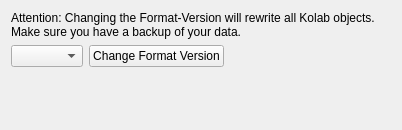
Before: the Qt Designer form resources/kolabproxy/changeformat.ui in KDE/kdepim-runtime, drawn with Qt 5.
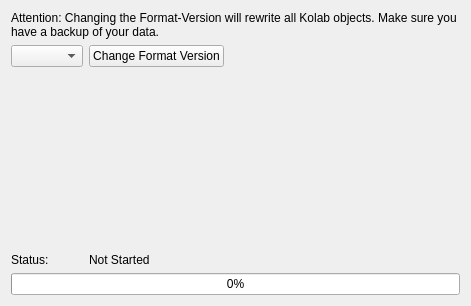
After: the same form once the commit is applied.

Commit message: Cleanup, upgradejob progress information, update view based on selected collection.

The edit to the form file:
```diff
--- a/resources/kolabproxy/changeformat.ui
+++ b/resources/kolabproxy/changeformat.ui
@@ -6,8 +6,8 @@
    <rect>
     <x>0</x>
     <y>0</y>
-    <width>402</width>
-    <height>130</height>
+    <width>471</width>
+    <height>306</height>
    </rect>
   </property>
   <property name="windowTitle">
@@ -56,6 +56,27 @@
      </property>
     </spacer>
    </item>
+   <item row="4" column="0" colspan="2">
+    <widget class="QProgressBar" name="progressBar">
+     <property name="value">
+      <number>0</number>
+     </property>
+    </widget>
+   </item>
+   <item row="3" column="1">
+    <widget class="QLabel" name="statusLabel">
+     <property name="text">
+      <string>Not Started</string>
+     </property>
+    </widget>
+   </item>
+   <item row="3" column="0">
+    <widget class="QLabel" name="label_3">
+     <property name="text">
+      <string>Status:</string>
+     </property>
+    </widget>
+   </item>
   </layout>
  </widget>
  <resources/>
```
The commit also changes 3 other files.
